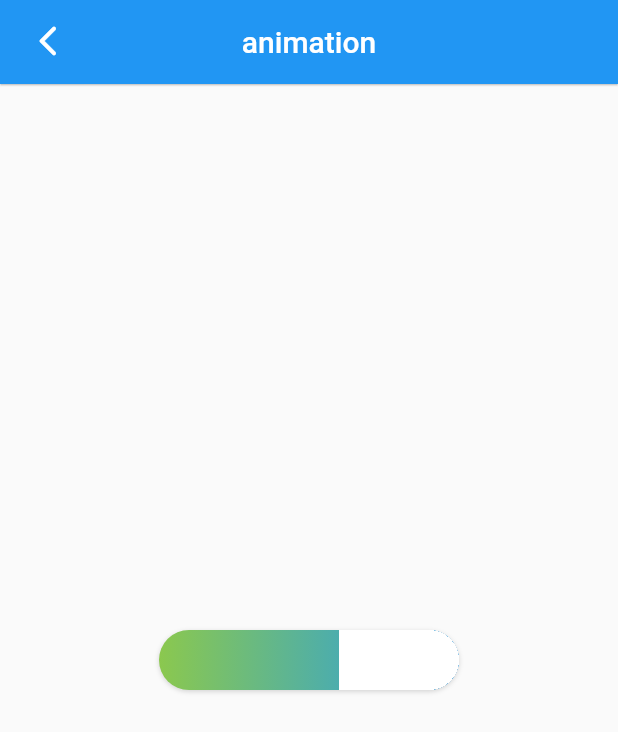
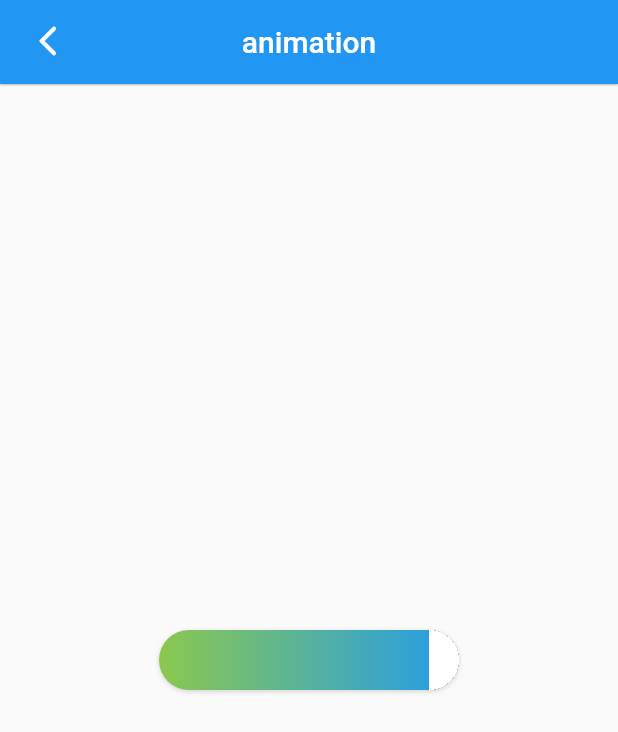
Before and after one commit to zishabei/flutter_repository, a Flutter app: the AnimationOneScreen screen opened directly, on a phone screen of 412 x 824 dp. Shown: the top 732 px of the screen. Run offline on Flutter 3.47's test engine with Material 2 defaults, Android fonts, the phone set to English and light mode, and no system bars; our stand-ins replace flutter_hooks, hooks_riverpod.

Commit message:
animation

```diff
--- a/lib/widget/animation/animation_one.dart
+++ b/lib/widget/animation/animation_one.dart
@@ -3,17 +3,32 @@ import 'package:flutter/material.dart';
 import 'package:flutter_hooks/flutter_hooks.dart';
 import 'package:hooks_riverpod/hooks_riverpod.dart';
 
+const _defaultLeftColor = Color(0xff8BC84E);
+const _defaultRightColor = Color(0xff229BEC);
+
 class AnimationOne extends StatefulHookConsumerWidget {
   const AnimationOne({
     Key? key,
     required double width,
+    double height = 40,
+    double borderRadius = 20,
     required double renderPercentage,
+    Color leftColor = _defaultLeftColor,
+    Color rightColor = _defaultRightColor,
   })  : _width = width,
         _renderPercentage = renderPercentage,
+        _height = height,
+        _borderRadius = borderRadius,
+        _leftColor = leftColor,
+        _rightColor = rightColor,
         super(key: key);
 
   final double _width;
   final double _renderPercentage;
+  final double _height;
+  final double _borderRadius;
+  final Color _leftColor;
+  final Color _rightColor;
 
   @override
   ConsumerState<AnimationOne> createState() => _AnimationOneState();
@@ -21,18 +36,29 @@ class AnimationOne extends StatefulHookConsumerWidget {
 
 class _AnimationOneState extends ConsumerState<AnimationOne>
     with SingleTickerProviderStateMixin {
+  final int animationDuration = 1000;
   late AnimationController _animationController;
 
   @override
   void initState() {
     super.initState();
     _animationController = AnimationController(
-      duration: const Duration(milliseconds: 800),
+      duration: Duration(milliseconds: animationDuration),
       vsync: this,
     );
-    WidgetsBinding.instance.addPostFrameCallback((_) {
-      _animationController.forward(from: 0.0);
-    });
+    _animationController.forward(from: 0.0);
+  }
+
+  @override
+  void didUpdateWidget(AnimationOne oldWidget) {
+    super.didUpdateWidget(oldWidget);
+    _animationController.duration = Duration(milliseconds: animationDuration);
+  }
+
+  @override
+  void dispose() {
+    _animationController.dispose();
+    super.dispose();
   }
 
   @override
@@ -50,20 +76,18 @@ class _AnimationOneState extends ConsumerState<AnimationOne>
         ),
       ),
     );
-    const height = 40.0;
-    const borderRadius = height / 2.0;
 
     return Container(
       clipBehavior: Clip.hardEdge,
       width: widget._width,
-      height: height,
+      height: widget._height,
       decoration: BoxDecoration(
-        gradient: const LinearGradient(
+        gradient: LinearGradient(
           begin: FractionalOffset.centerLeft,
           end: FractionalOffset.centerRight,
-          colors: [Color(0xff8BC84E), Color(0xff229BEC)],
+          colors: [widget._leftColor, widget._rightColor],
         ),
-        borderRadius: BorderRadius.circular(borderRadius),
+        borderRadius: BorderRadius.circular(widget._borderRadius),
         boxShadow: [
           BoxShadow(
             color: Colors.black.withOpacity(0.16),
@@ -78,7 +102,7 @@ class _AnimationOneState extends ConsumerState<AnimationOne>
             alignment: Alignment.centerRight,
             child: Container(
               width: widthTween,
-              height: height,
+              height: widget._height,
               color: Colors.white,
             ),
           ),
--- a/lib/widget/animation/animation_one_screen.dart
+++ b/lib/widget/animation/animation_one_screen.dart
@@ -30,7 +30,7 @@ class _AnimationOneScreenState extends State<AnimationOneScreen> {
           alignment: Alignment.center,
           child: const AnimationOne(
             width: 200,
-            renderPercentage: 0.6,
+            renderPercentage: 0.9,
           ),
         ));
   }
```
